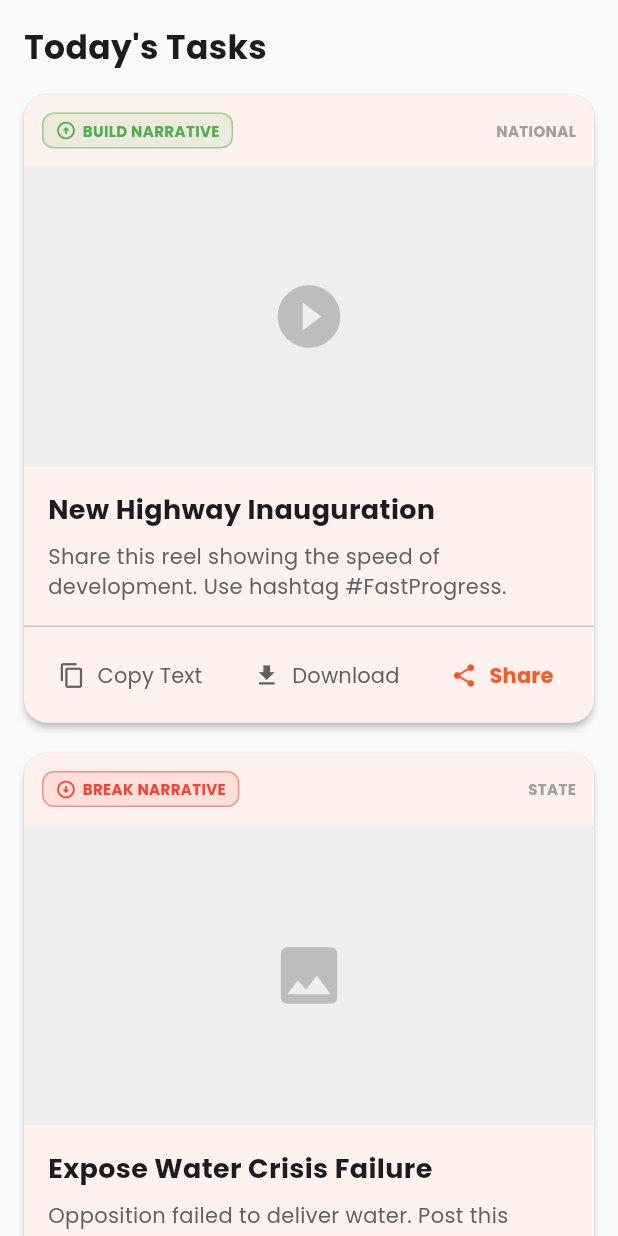
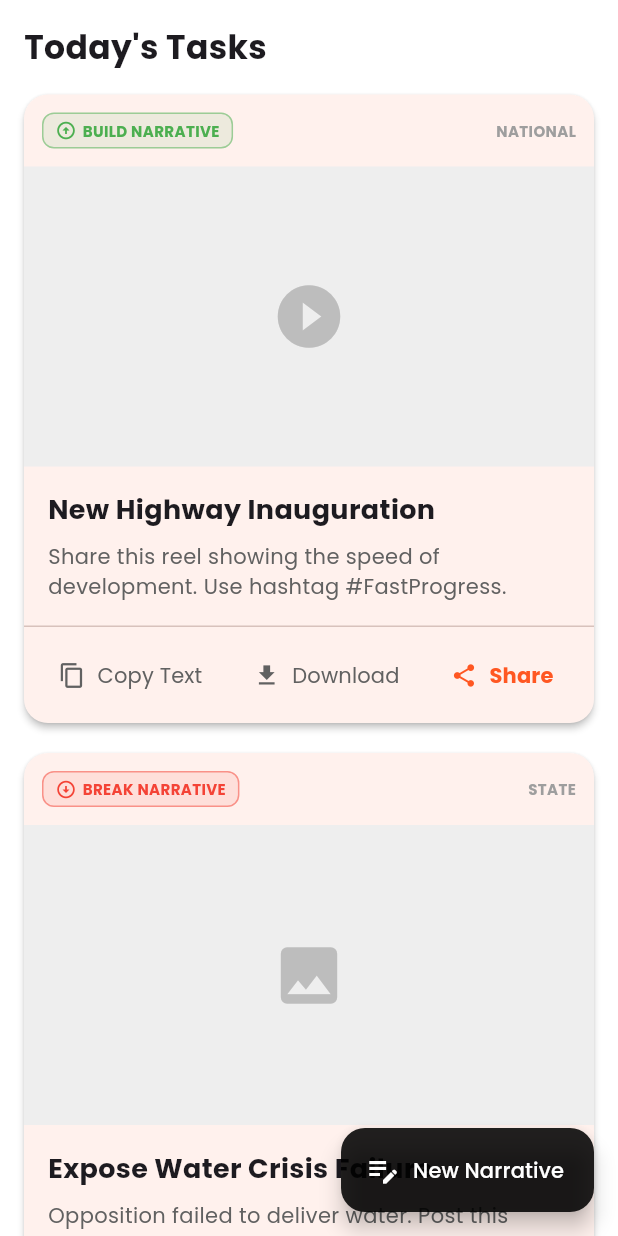
Before and after one commit to opkukna1/PollOS, a Flutter app: the FeedScreen screen opened directly, on a phone screen of 412 x 824 dp. Run offline on Flutter 3.47's test engine with Material 3 defaults, Android fonts, the phone set to English and light mode, and no system bars; our stand-ins replace flutter_riverpod, font_awesome_flutter, google_fonts.

Commit message:
Update feed_screen.dart

```diff
--- a/lib/ui/screens/feed_screen.dart
+++ b/lib/ui/screens/feed_screen.dart
@@ -1,12 +1,36 @@
 import 'package:flutter/material.dart';
 import '../widgets/narrative_card.dart';
+// Ensure yeh path sahi ho (jahan tumne pichla file save kiya tha)
+import 'content/create_content_screen.dart';
 
 class FeedScreen extends StatelessWidget {
   const FeedScreen({super.key});
 
   @override
   Widget build(BuildContext context) {
-    return ListView(
+    // Mock Permission Logic:
+    // Asli app mein hum check karenge ki user 'Writer' ya 'Politician' hai ya nahi.
+    // Abhi ke liye 'true' rakha hai taaki button dikhe.
+    bool canCreateContent = true;
+
+    return Scaffold(
+      // Transparent taaki parent screen ka color match ho
+      backgroundColor: Colors.transparent,
+
+      // --- NEW FEATURE: CREATE BUTTON ---
+      floatingActionButton: canCreateContent ? FloatingActionButton.extended(
+        onPressed: () {
+          // Navigate to Create Narrative Form
+          Navigator.push(context, MaterialPageRoute(
+            builder: (_) => const CreateContentScreen()
+          ));
+        },
+        backgroundColor: Colors.black87, // High Contrast (Black button on White bg)
+        icon: const Icon(Icons.edit_note, color: Colors.white),
+        label: const Text("New Narrative", style: TextStyle(color: Colors.white)),
+      ) : null, // Agar Cadre hai, toh button gayab ho jayega
+
+      body: ListView(
         padding: const EdgeInsets.all(16),
         children: const [
           // Title
@@ -32,7 +56,20 @@ class FeedScreen extends StatelessWidget {
             level: "State",
             content: "Opposition failed to deliver water. Post this graphic in local WhatsApp groups.",
           ),
+
+          // Card 3: New Mock Data (Slogan)
+          NarrativeCard(
+            title: "Yuva Shakti Slogan",
+            type: "Slogan",
+            isBuild: true,
+            level: "District",
+            content: "Copy this text and post on Twitter/X immediately.",
+          ),
+
+          // Extra space at bottom so FAB doesn't hide the last card
+          SizedBox(height: 80),
         ],
+      ),
     );
   }
 }
```
Lines whose indentation alone changed are shown as unchanged.
